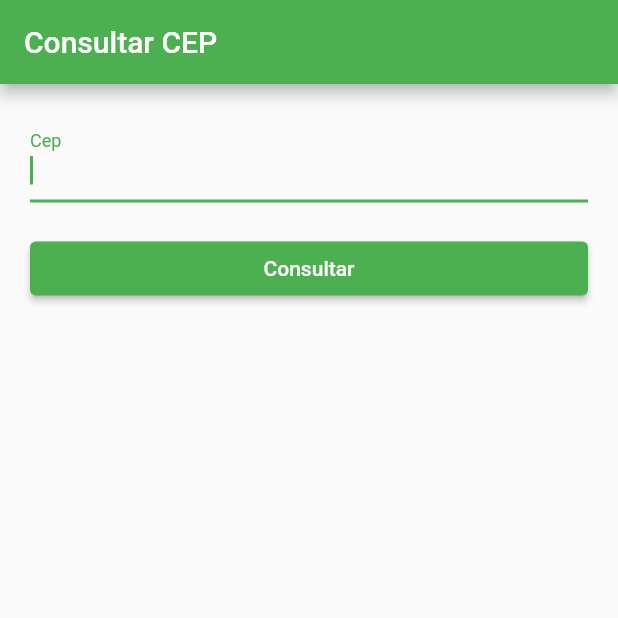
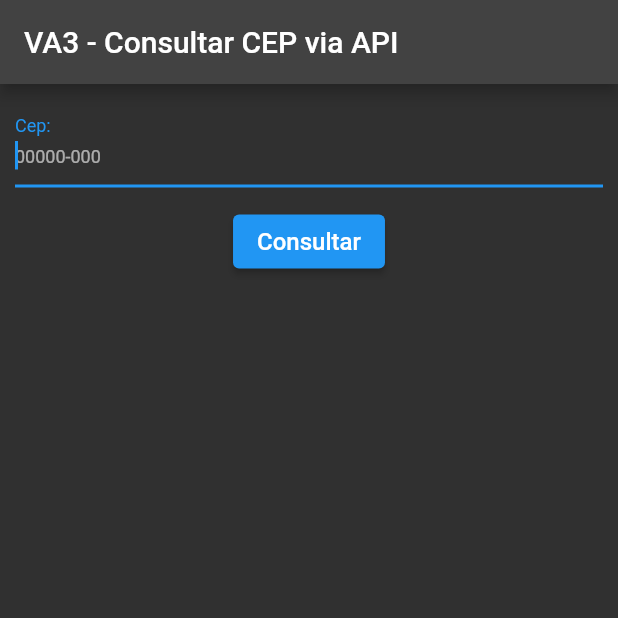
Before and after one commit to Farquest/projeto_cep, a Flutter app: the screen it shows after launch, on a phone screen of 412 x 824 dp, the top half of it. Run offline on Flutter 3.47's test engine with Material 2 defaults, Android fonts, the phone set to English and light mode, and no system bars; Roboto replaces fonts that are missing (Arial).

Commit message:
VA3 07-12-2022

```diff
--- a/projeto_cep/lib/main.dart
+++ b/projeto_cep/lib/main.dart
@@ -9,10 +9,9 @@ class MyApp extends StatelessWidget {
   @override
   Widget build(BuildContext context) {
     return MaterialApp(
-      title: 'Projeto CEP',
-      debugShowCheckedModeBanner: false,
+      title: 'VA3 - Programação e Design para WEB',
       theme: ThemeData(
-        primarySwatch: Colors.green,
+        brightness: Brightness.dark,
       ),
       home: const HomePage(),
     );
--- a/projeto_cep/lib/model/resul_cep.dart
+++ /dev/null
@@ -1,56 +0,0 @@
-import 'dart:convert';
-
-class ResultCep {
-  String cep;
-  String logradouro;
-  String complemento;
-  String bairro;
-  String localidade;
-  String uf;
-  String ibge;
-  String gia;
-  String ddd;
-  String siafi;
-
-  ResultCep(
-      {required this.cep,
-      required this.logradouro,
-      required this.complemento,
-      required this.bairro,
-      required this.localidade,
-      required this.uf,
-      required this.ibge,
-      required this.gia,
-      required this.ddd,
-      required this.siafi});
-
-  factory ResultCep.fromJson(String str) => ResultCep.fromMap(json.decode(str));
-
-  String toJson() => json.encode(toMap());
-
-  factory ResultCep.fromMap(Map<String, dynamic> json) => ResultCep(
-        cep: json["cep"],
-        logradouro: json["logradouro"],
-        complemento: json["complemento"],
-        bairro: json["bairro"],
-        localidade: json["localidade"],
-        uf: json["uf"],
-        ibge: json["ibge"],
-        gia: json["gia"],
-        ddd: json["ddd"],
-        siafi: json["siafi"],
-      );
-
-  Map<String, dynamic> toMap() => {
-        "cep": cep,
-        "logradouro": logradouro,
-        "complemento": complemento,
-        "bairro": bairro,
-        "localidade": localidade,
-        "uf": uf,
-        "ibge": ibge,
-        "gia": gia,
-        "ddd": ddd,
-        "siafi": siafi,
-      };
-}
--- a/projeto_cep/lib/pages/homePage.dart
+++ b/projeto_cep/lib/pages/homePage.dart
@@ -1,5 +1,3 @@
-// ignore_for_file: file_names, library_private_types_in_public_api
-
 import 'package:flutter/material.dart';
 import 'package:projeto_cep/service/via_cep.dart';
 
@@ -12,7 +10,6 @@ class HomePage extends StatefulWidget {
 
 class _HomePageState extends State<HomePage> {
   final _searchCepController = TextEditingController();
-  bool _loading = false;
   bool _enableField = true;
   String? _result;
 
@@ -26,12 +23,12 @@ class _HomePageState extends State<HomePage> {
   Widget build(BuildContext context) {
     return Scaffold(
         appBar: AppBar(
-          title: const Text('Consultar CEP'),
+          title: const Text('VA3 - Consultar CEP via API'),
         ),
         body: SingleChildScrollView(
-          padding: const EdgeInsets.all(20.0),
+          padding: const EdgeInsets.all(10.0),
           child: Column(
-            crossAxisAlignment: CrossAxisAlignment.stretch,
+            crossAxisAlignment: CrossAxisAlignment.center,
             children: <Widget>[
               _buildSearchCepTextField(),
               _buildSearchCepButton(),
@@ -46,7 +43,10 @@ class _HomePageState extends State<HomePage> {
       autofocus: true,
       keyboardType: TextInputType.number,
       textInputAction: TextInputAction.done,
-      decoration: const InputDecoration(labelText: 'Cep'),
+      decoration: const InputDecoration(
+          labelText: 'Cep: ',
+          hintText: '00000-000',
+          hintStyle: TextStyle(fontFamily: 'Arial', fontSize: 12)),
       controller: _searchCepController,
       enabled: _enableField,
     );
@@ -54,32 +54,16 @@ class _HomePageState extends State<HomePage> {
 
   Widget _buildSearchCepButton() {
     return Padding(
-      padding: const EdgeInsets.only(top: 20.0),
+      padding: const EdgeInsets.only(top: 12.0),
       child: ElevatedButton(
         onPressed: _searchCep,
-        child: _loading ? _circularLoading() : const Text('Consultar'),
+        child: const Text('Consultar',
+            style: TextStyle(fontFamily: 'Arial', fontSize: 16)),
       ),
     );
   }
 
-  void _searching(bool enable) {
-    setState(() {
-      _result = enable ? '' : _result;
-      _loading = enable;
-      _enableField = !enable;
-    });
-  }
-
-  Widget _circularLoading() {
-    return const SizedBox(
-      height: 15.0,
-      width: 15.0,
-      child: CircularProgressIndicator(),
-    );
-  }
-
   Future _searchCep() async {
-    _searching(true);
     ViaCep viaCep = ViaCep();
 
     final cep = _searchCepController.text;
@@ -88,16 +72,14 @@ class _HomePageState extends State<HomePage> {
     setState(() {
       _result = resultCep.toJson();
     });
-    _searching(false);
+    ;
   }
 
   Widget _buildResultForm() {
     return Container(
-      padding: const EdgeInsets.only(top: 20.0),
-      child: Text(
-        _result ?? '',
-        style: const TextStyle(fontFamily: 'Times New Roman', fontSize: 15),
-      ),
+      padding: const EdgeInsets.only(top: 30.0),
+      child: Text(_result ?? '',
+          style: const TextStyle(fontFamily: 'Arial', fontSize: 16)),
     );
   }
 }
--- a/projeto_cep/lib/service/via_cep.dart
+++ b/projeto_cep/lib/service/via_cep.dart
@@ -1,6 +1,4 @@
-// ignore_for_file: import_of_legacy_library_into_null_safe
-
-import 'package:projeto_cep/model/resul_cep.dart';
+import 'package:projeto_cep/model/result_cep.dart';
 import 'package:http/http.dart';
 
 class ViaCep {
```
